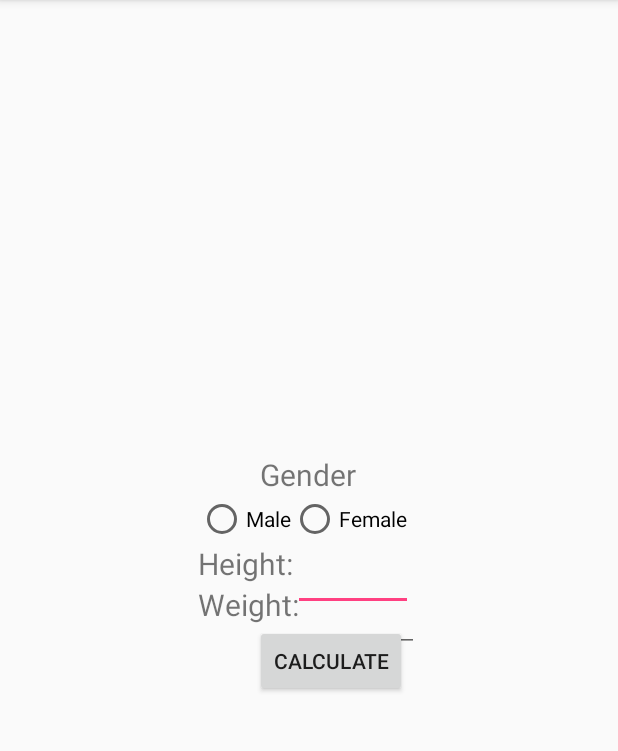
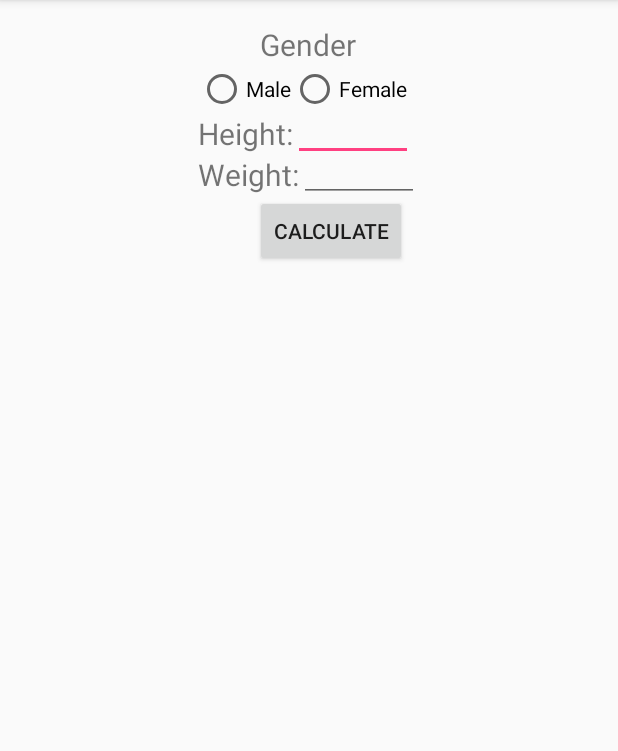
Before and after one commit to njramage/SavageBadger, an Android app: the screen it shows after launch (MainActivity), on a phone screen of 412 x 824 dp, the part 84-835 px from its top. Run offline under Robolectric (Android 15) with nearby library versions, the phone set to English and light mode, and no system bars.

Commit message:
edited layout

```diff
--- a/BMICalcuator/app/src/main/res/layout/activity_main.xml
+++ b/BMICalcuator/app/src/main/res/layout/activity_main.xml
@@ -21,6 +21,7 @@
     <RelativeLayout
         android:layout_width="wrap_content"
         android:layout_height="wrap_content"
+        android:layout_alignParentTop="true"
         android:layout_centerInParent="true">
 
         <TextView
@@ -53,9 +54,10 @@
         <EditText
             android:id="@+id/height_textfield"
             android:layout_width="80sp"
-            android:layout_height="wrap_content"
+            android:layout_height="40sp"
             android:layout_below="@id/radio_female"
-            android:layout_toRightOf="@id/height_label"/>
+            android:layout_toRightOf="@id/height_label"
+            android:layout_alignBaseline="@id/height_label"/>
         <TextView
             android:id="@+id/weight_label"
             android:layout_width="wrap_content"
@@ -66,9 +68,11 @@
         <EditText
             android:id="@+id/weight_textfield"
             android:layout_width="80sp"
-            android:layout_height="wrap_content"
+            android:layout_height="40sp"
             android:layout_below="@id/height_label"
-            android:layout_toRightOf="@id/weight_label"/>
+            android:layout_toRightOf="@id/weight_label"
+            android:layout_alignBaseline="@id/weight_label"
+            />
         <Button
             android:layout_width="wrap_content"
             android:layout_height="wrap_content"
```
